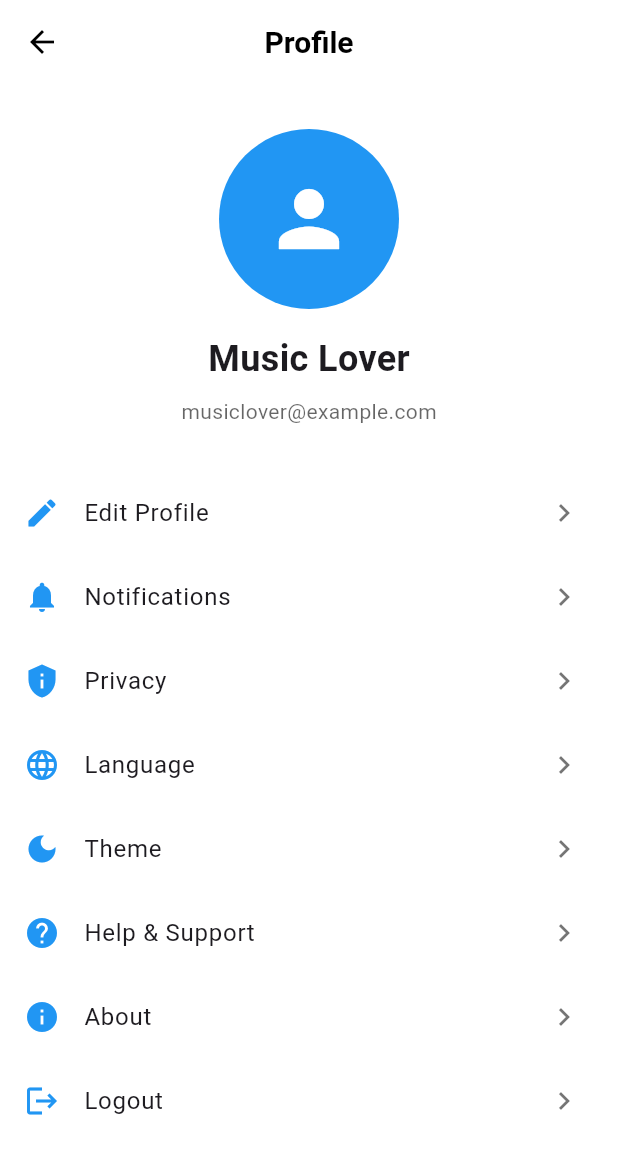
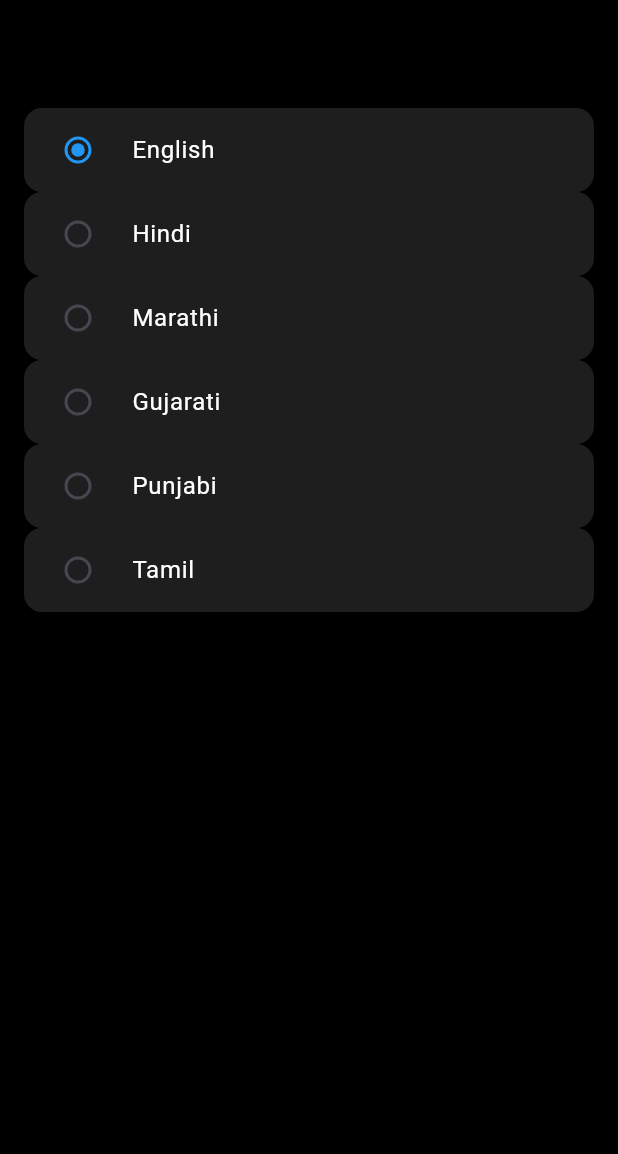
Before and after one commit to AdityaBodewar/Melodix, a Flutter app: the Profilepage screen opened by its route, after a tap on "Language", on a phone screen of 412 x 824 dp. Shown: the top 1154 px of the screen. Run offline on Flutter 3.47's test engine with Material 3 defaults, Android fonts, the phone set to English and light mode, and no system bars; our stand-ins replace audioplayers, dio, file_picker, image_picker, shared_preferences; accounts and stored records are empty; network calls fail.

Commit message:
added languge page and privacy terms and conditons

```diff
--- /dev/null
+++ b/Frontend_app/frontend/lib/LanguagePage.dart
@@ -0,0 +1,76 @@
+import 'package:flutter/material.dart';
+import 'package:shared_preferences/shared_preferences.dart';
+import '../language_controller.dart';
+
+class LanguagePage extends StatefulWidget {
+  const LanguagePage({Key? key}) : super(key: key);
+
+  @override
+  State<LanguagePage> createState() => _LanguagePageState();
+}
+
+class _LanguagePageState extends State<LanguagePage> {
+  String selectedLang = "en"; // default English
+
+  @override
+  void initState() {
+    super.initState();
+    loadLanguage();
+  }
+
+  Future<void> loadLanguage() async {
+    SharedPreferences prefs = await SharedPreferences.getInstance();
+    selectedLang = prefs.getString("app_language") ?? "en";
+    setState(() {});
+  }
+
+  Future<void> saveLanguage(String lang) async {
+    SharedPreferences prefs = await SharedPreferences.getInstance();
+    await prefs.setString("app_language", lang);
+
+    LanguageController.setLanguage(lang);
+
+    ScaffoldMessenger.of(context).showSnackBar(
+        SnackBar(content: Text("Language changed to $lang"))
+    );
+  }
+
+  @override
+  Widget build(BuildContext context) {
+    return Scaffold(
+      backgroundColor: Colors.black,
+      appBar: AppBar(
+        title: const Text("Select Language"),
+        backgroundColor: Colors.black,
+      ),
+      body: ListView(
+        padding: const EdgeInsets.all(16),
+        children: [
+
+          _langTile("English", "en"),
+          _langTile("Hindi", "hi"),
+          _langTile("Marathi", "mr"),
+          _langTile("Gujarati", "gu"),
+          _langTile("Punjabi", "pa"),
+          _langTile("Tamil", "ta"),
+
+        ],
+      ),
+    );
+  }
+
+  Widget _langTile(String name, String code) {
+    return RadioListTile(
+      activeColor: Colors.blue,
+      tileColor: const Color(0xFF1E1E1E),
+      shape: RoundedRectangleBorder(borderRadius: BorderRadius.circular(12)),
+      title: Text(name, style: const TextStyle(color: Colors.white)),
+      value: code,
+      groupValue: selectedLang,
+      onChanged: (value) {
+        setState(() => selectedLang = value.toString());
+        saveLanguage(value.toString());
+      },
+    );
+  }
+}
--- a/Frontend_app/frontend/lib/Screens/ProfilePage.dart
+++ b/Frontend_app/frontend/lib/Screens/ProfilePage.dart
@@ -1,6 +1,10 @@
 import 'package:flutter/material.dart';
 import 'package:frontend/AboutUsPage.dart';
 import 'package:frontend/HelpSupportPage.dart';
+import 'package:frontend/LanguagePage.dart';
+import 'package:frontend/PrivacyPage.dart';
+import 'package:frontend/SettingsPage.dart';
+import 'package:frontend/TermsPage.dart';
 import 'package:frontend/theme_controller.dart';
 
 class Profilepage extends StatefulWidget {
@@ -26,8 +30,13 @@ class _ProfileScreenState extends State<Profilepage> {
         ),
         centerTitle: true,
       ),
+
       body: SingleChildScrollView(
+        padding: const EdgeInsets.only(bottom: 120), // ⭐ ADDED: space for bottom bar
+
         child: Column(
+          mainAxisSize: MainAxisSize.min, // IMPORTANT for Scroll
+          crossAxisAlignment: CrossAxisAlignment.center,
           children: [
             const SizedBox(height: 30),
 
@@ -63,12 +72,30 @@ class _ProfileScreenState extends State<Profilepage> {
 
             const SizedBox(height: 30),
 
+            // ⚙ Options
             _buildProfileOption(Icons.edit, 'Edit Profile', _showEditDialog),
-            _buildProfileOption(Icons.notifications, 'Notifications', () {}),
-            _buildProfileOption(Icons.privacy_tip, 'Privacy', () {}),
-            _buildProfileOption(Icons.language, 'Language', () {}),
 
-            // Theme toggle
+            _buildProfileOption(Icons.notifications, 'Notifications', () {
+              Navigator.push(
+                context,
+                MaterialPageRoute(builder: (_) => const SettingsPage()),
+              );
+            }),
+
+            _buildProfileOption(Icons.privacy_tip, 'Privacy', () {
+              Navigator.push(
+                context,
+                MaterialPageRoute(builder: (_) => const PrivacyPage()),
+              );
+            }),
+
+            _buildProfileOption(Icons.language, 'Language', () {
+              Navigator.push(
+                context,
+                MaterialPageRoute(builder: (_) => const LanguagePage()),
+              );
+            }),
+
             _buildProfileOption(Icons.dark_mode, 'Theme', () {
               ThemeController.toggleTheme();
             }),
@@ -78,23 +105,33 @@ class _ProfileScreenState extends State<Profilepage> {
                 context,
                 MaterialPageRoute(builder: (_) => const HelpSupportPage()),
               );
+            }),
 
-            }),
             _buildProfileOption(Icons.info, 'About', () {
               Navigator.push(
                 context,
                 MaterialPageRoute(builder: (_) => const AboutUsPage()),
               );
             }),
+
+            _buildProfileOption(Icons.policy, "Terms & Condition", () {
+              Navigator.push(
+                context,
+                MaterialPageRoute(builder: (_) => const TermsPage()),
+              );
+            }),
+
             _buildProfileOption(Icons.logout, 'Logout', () {}),
+
+            const SizedBox(height: 20),
           ],
         ),
       ),
     );
   }
 
-  Widget _buildProfileOption(
-      IconData icon, String title, VoidCallback onTap) {
+  // ------------------------ Profile Tile Builder ------------------------
+  Widget _buildProfileOption(IconData icon, String title, VoidCallback onTap) {
     final isDark = Theme.of(context).brightness == Brightness.dark;
     final textColor = Theme.of(context).textTheme.bodyMedium?.color;
     final subtitleColor = isDark ? Colors.grey : Colors.black54;
@@ -110,6 +147,7 @@ class _ProfileScreenState extends State<Profilepage> {
     );
   }
 
+  // ------------------------ Edit Profile Dialog ------------------------
   void _showEditDialog() {
     TextEditingController nameController = TextEditingController(text: name);
     TextEditingController emailController = TextEditingController(text: email);
--- /dev/null
+++ b/Frontend_app/frontend/lib/language_controller.dart
@@ -0,0 +1,9 @@
+import 'package:flutter/material.dart';
+
+class LanguageController {
+  static ValueNotifier<String> appLanguage = ValueNotifier("en");
+
+  static void setLanguage(String lang) {
+    appLanguage.value = lang;
+  }
+}
```
Also changed, not shown: Frontend_app/frontend/lib/PrivacyPage.dart (added, +66 -0 lines), Frontend_app/frontend/lib/TermsPage.dart (added, +85 -0 lines).
